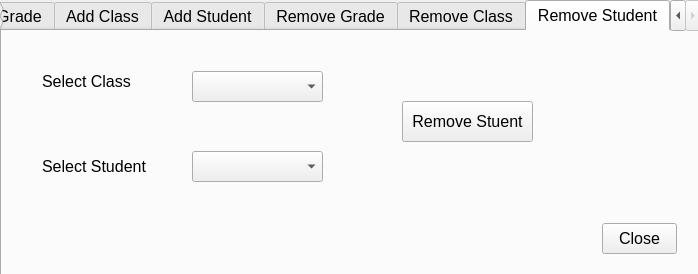
Qt form manageclasses.ui (dkithmal/BinduProjectTeacher) before a commit.
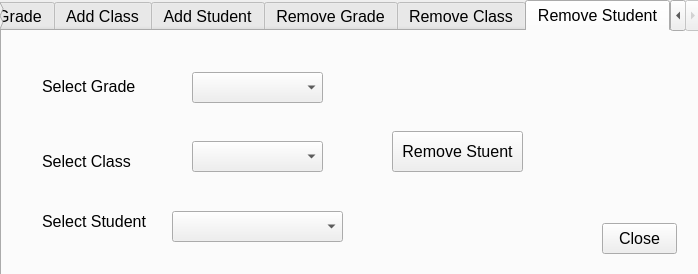
The same form after that commit. The open tabs and pages were chosen to show the change.

Diff of the .ui file:
```diff
--- a/manageclasses.ui
+++ b/manageclasses.ui
@@ -400,7 +400,7 @@
      <property name="geometry">
       <rect>
        <x>40</x>
-       <y>40</y>
+       <y>120</y>
        <width>121</width>
        <height>21</height>
       </rect>
@@ -413,7 +413,7 @@
      <property name="geometry">
       <rect>
        <x>190</x>
-       <y>40</y>
+       <y>110</y>
        <width>131</width>
        <height>31</height>
       </rect>
@@ -423,7 +423,7 @@
      <property name="geometry">
       <rect>
        <x>40</x>
-       <y>125</y>
+       <y>180</y>
        <width>111</width>
        <height>21</height>
       </rect>
@@ -435,9 +435,9 @@
     <widget class="QComboBox" name="cBSelectStudent">
      <property name="geometry">
       <rect>
-       <x>190</x>
-       <y>120</y>
-       <width>131</width>
+       <x>170</x>
+       <y>180</y>
+       <width>171</width>
        <height>31</height>
       </rect>
      </property>
@@ -445,8 +445,8 @@
     <widget class="QPushButton" name="pBRemoveStudent">
      <property name="geometry">
       <rect>
-       <x>400</x>
-       <y>70</y>
+       <x>390</x>
+       <y>100</y>
        <width>131</width>
        <height>41</height>
       </rect>
@@ -468,6 +468,29 @@
       <string>Close</string>
      </property>
     </widget>
+    <widget class="QLabel" name="label_12">
+     <property name="geometry">
+      <rect>
+       <x>40</x>
+       <y>45</y>
+       <width>101</width>
+       <height>21</height>
+      </rect>
+     </property>
+     <property name="text">
+      <string>Select Grade</string>
+     </property>
+    </widget>
+    <widget class="QComboBox" name="cBSelectGradeFRStudent">
+     <property name="geometry">
+      <rect>
+       <x>190</x>
+       <y>41</y>
+       <width>131</width>
+       <height>31</height>
+      </rect>
+     </property>
+    </widget>
    </widget>
   </widget>
  </widget>
```
Left out of the diff: 41 changed lines with no effect on the pictures.
